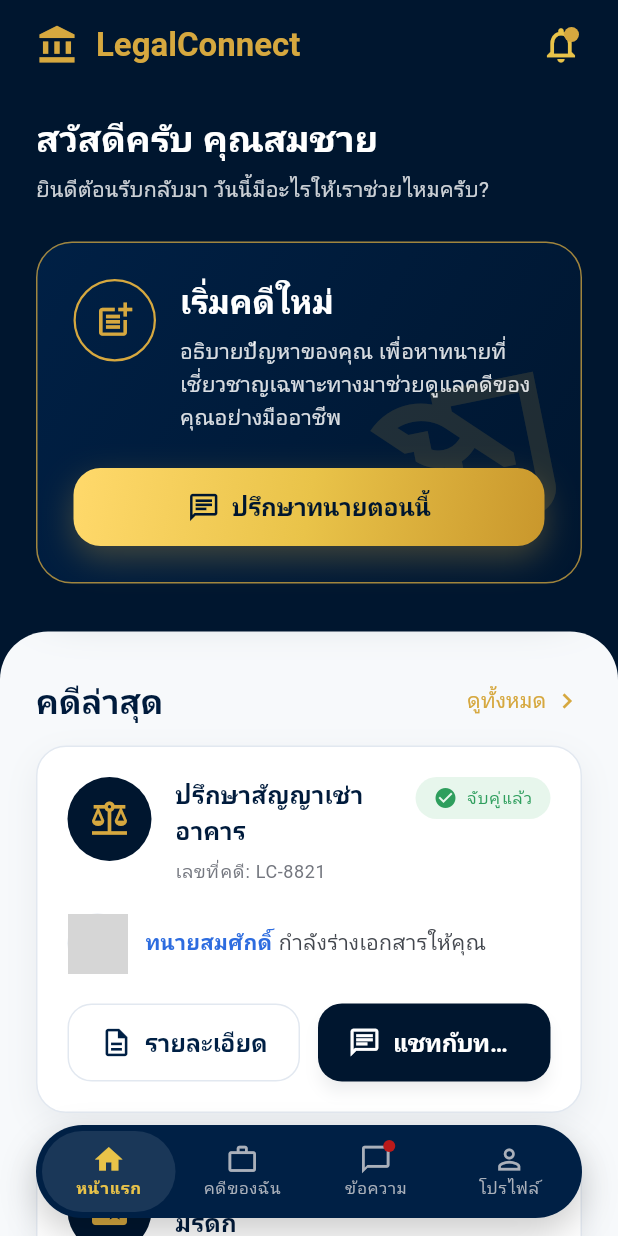
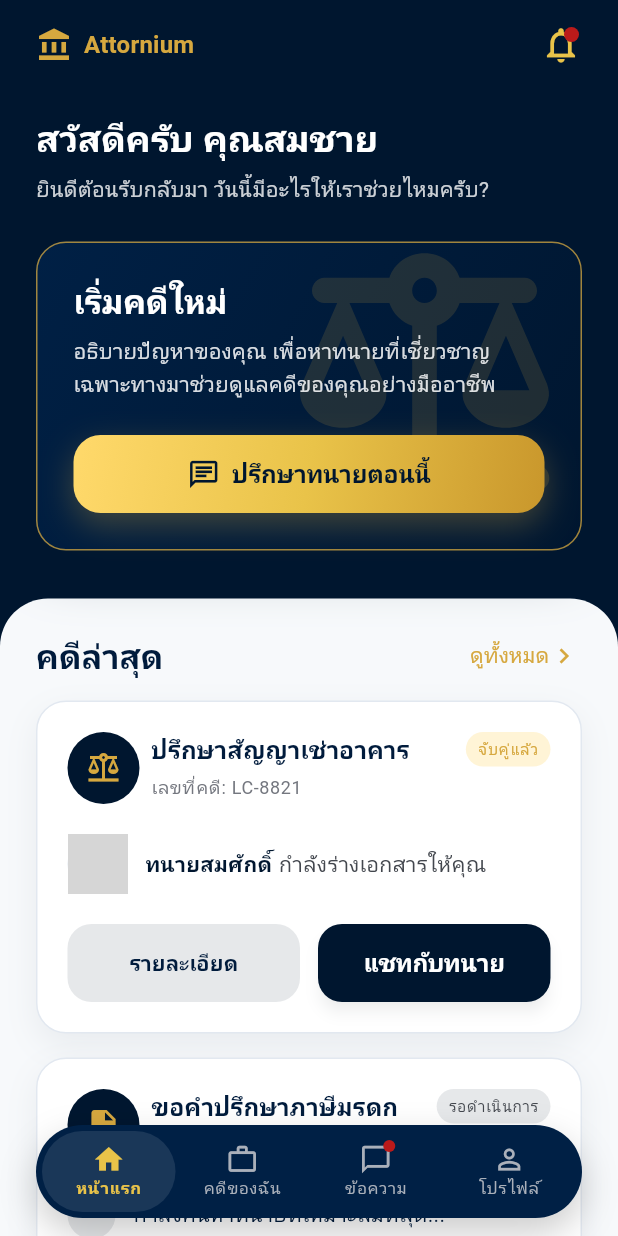
Before and after one commit to far555na/Attornium, a Flutter app: the screen it shows after launch, after a tap on "รายละเอียด", on a phone screen of 412 x 824 dp. Run offline on Flutter 3.47's test engine with Material 3 defaults, Android fonts, the phone set to English and light mode, and no system bars; our stand-ins replace flutter_riverpod, freezed_annotation, go_router, google_fonts, riverpod_annotation; generated files the repository leaves out were written again; network calls fail; grey boxes are pictures that could not be loaded.

Commit message:
feat(home): enhace homepage UI

```diff
--- a/lib/core/theme/app_theme.dart
+++ b/lib/core/theme/app_theme.dart
@@ -163,7 +163,7 @@ class AttorniumTheme {
       end: Alignment.bottomRight,
       colors: [AppColors.navy800, AppColors.navy900],
     ),
-    borderRadius: AppRadius.tripleExtraLarge,
+    borderRadius: AppRadius.doubleExtraLarge,
     border: Border.all(color: AppColors.gold500.withValues(alpha: 0.75)),
     boxShadow: AppShadows.glow,
   );
--- a/lib/features/home/presentation/pages/home_page.dart
+++ b/lib/features/home/presentation/pages/home_page.dart
@@ -39,12 +39,12 @@ class HomePage extends ConsumerWidget {
                             const Icon(
                               Icons.account_balance,
                               color: AppColors.gold500,
-                              size: 28,
+                              size: 24,
                             ),
-                            const SizedBox(width: AppSpacing.md),
+                            const SizedBox(width: AppSpacing.sm),
                             Text(
-                              'LegalConnect',
-                              style: Theme.of(context).textTheme.titleLarge
+                              'Attornium',
+                              style: Theme.of(context).textTheme.titleMedium
                                   ?.copyWith(
                                     color: AppColors.gold500,
                                     fontWeight: FontWeight.bold,
@@ -66,7 +66,7 @@ class HomePage extends ConsumerWidget {
                                 width: 10,
                                 height: 10,
                                 decoration: const BoxDecoration(
-                                  color: AppColors.gold500,
+                                  color: AppColors.error,
                                   shape: BoxShape.circle,
                                 ),
                               ),
@@ -90,7 +90,7 @@ class HomePage extends ConsumerWidget {
                           'สวัสดีครับ คุณสมชาย',
                           style: Theme.of(context).textTheme.headlineSmall
                               ?.copyWith(
-                                color: Colors.white,
+                                color: Theme.of(context).colorScheme.onPrimary,
                                 fontWeight: FontWeight.bold,
                               ),
                         ),
@@ -98,7 +98,11 @@ class HomePage extends ConsumerWidget {
                         Text(
                           'ยินดีต้อนรับกลับมา วันนี้มีอะไรให้เราช่วยไหมครับ?',
                           style: Theme.of(context).textTheme.bodyMedium
-                              ?.copyWith(color: Colors.white.withAlpha(204)),
+                              ?.copyWith(
+                                color: Theme.of(
+                                  context,
+                                ).colorScheme.onPrimary.withAlpha(204),
+                              ),
                         ),
                         const SizedBox(height: AppSpacing.xxl),
                         const NewCaseCard(),
@@ -128,7 +132,7 @@ class HomePage extends ConsumerWidget {
                 child: Padding(
                   padding: const EdgeInsets.fromLTRB(
                     AppSpacing.xxl,
-                    AppSpacing.xxxl,
+                    AppSpacing.xxl,
                     AppSpacing.xxl,
                     AppSpacing.xxl,
                   ),
@@ -145,7 +149,9 @@ class HomePage extends ConsumerWidget {
                           TextButton(
                             onPressed: () {},
                             style: TextButton.styleFrom(
-                              padding: EdgeInsets.zero,
+                              padding: EdgeInsets.symmetric(
+                                horizontal: AppSpacing.xxs,
+                              ),
                               minimumSize: Size.zero,
                               tapTargetSize: MaterialTapTargetSize.shrinkWrap,
                             ),
@@ -156,7 +162,7 @@ class HomePage extends ConsumerWidget {
                                   style: Theme.of(context).textTheme.labelLarge
                                       ?.copyWith(color: AppColors.gold500),
                                 ),
-                                const SizedBox(width: AppSpacing.xs),
+                                // const SizedBox(width: AppSpacing.xs),
                                 const Icon(
                                   Icons.chevron_right,
                                   color: AppColors.gold500,
--- a/lib/features/home/presentation/view_models/home_view_model.dart
+++ b/lib/features/home/presentation/view_models/home_view_model.dart
@@ -26,8 +26,8 @@ class HomeViewModel extends _$HomeViewModel {
             title: 'ปรึกษาสัญญาเช่าอาคาร',
             caseId: 'LC-8821',
             status: 'จับคู่แล้ว',
-            statusColor: AppColors.success,
-            statusBgColor: AppColors.successBg,
+            statusColor: AppColors.gold500,
+            statusBgColor: AppColors.goldSoft,
             lawyerName: 'ทนายสมศักดิ์',
             lawyerAction: 'กำลังร่างเอกสารให้คุณ',
             lawyerImage: 'https://i.pravatar.cc/150?img=11',
@@ -37,12 +37,12 @@ class HomeViewModel extends _$HomeViewModel {
           const CaseEntity(
             title: 'ขอคำปรึกษาภาษีมรดก',
             caseId: 'LC-7944',
-            status: 'กำลังดำเนินการ',
-            statusColor: AppColors.info,
-            statusBgColor: AppColors.infoBg,
-            icon: Icons.folder_special,
+            status: 'รอดำเนินการ',
+            statusColor: AppColors.textSecondary,
+            statusBgColor: AppColors.disabled,
+            icon: Icons.description,
             isSearching: true,
-            searchProgress: 0.45,
+            searchProgress: 0.25, // Just visual
           ),
         ],
       );
--- a/lib/features/home/presentation/widgets/new_case_card.dart
+++ b/lib/features/home/presentation/widgets/new_case_card.dart
@@ -20,13 +20,10 @@ class NewCaseCard extends StatelessWidget {
             bottom: -10,
             child: Opacity(
               opacity: 0.15,
-              child: Transform.rotate(
-                angle: -0.2,
-                child: const Icon(
-                  Icons.history_edu,
-                  size: 140,
-                  color: AppColors.gold500,
-                ),
+              child: const Icon(
+                Icons.balance_rounded,
+                size: 200,
+                color: AppColors.gold500,
               ),
             ),
           ),
@@ -36,19 +33,19 @@ class NewCaseCard extends StatelessWidget {
               Row(
                 crossAxisAlignment: CrossAxisAlignment.start,
                 children: [
-                  Container(
-                    padding: const EdgeInsets.all(AppSpacing.md),
-                    decoration: BoxDecoration(
-                      shape: BoxShape.circle,
-                      border: Border.all(color: AppColors.gold500, width: 1.5),
-                    ),
-                    child: const Icon(
-                      Icons.post_add,
-                      color: AppColors.gold500,
-                      size: 28,
-                    ),
-                  ),
-                  const SizedBox(width: AppSpacing.lg),
+                  // Container(
+                  //   padding: const EdgeInsets.all(AppSpacing.md),
+                  //   decoration: BoxDecoration(
+                  //     shape: BoxShape.circle,
+                  //     border: Border.all(color: AppColors.gold500, width: 1.5),
+                  //   ),
+                  //   child: const Icon(
+                  //     Icons.post_add,
+                  //     color: AppColors.gold500,
+                  //     size: 28,
+                  //   ),
+                  // ),
+                  // const SizedBox(width: AppSpacing.lg),
                   Expanded(
                     child: Column(
                       crossAxisAlignment: CrossAxisAlignment.start,
--- a/lib/features/home/presentation/widgets/recent_case_card.dart
+++ b/lib/features/home/presentation/widgets/recent_case_card.dart
@@ -45,14 +45,14 @@ class RecentCaseCard extends StatelessWidget {
             crossAxisAlignment: CrossAxisAlignment.start,
             children: [
               Container(
-                padding: const EdgeInsets.all(14),
+                padding: const EdgeInsets.all(AppSpacing.md),
                 decoration: const BoxDecoration(
                   color: AppColors.navy900,
                   shape: BoxShape.circle,
                 ),
-                child: Icon(icon, color: AppColors.gold500, size: 28),
+                child: Icon(icon, color: AppColors.gold500, size: 24),
               ),
-              const SizedBox(width: AppSpacing.lg),
+              const SizedBox(width: AppSpacing.sm),
               Expanded(
                 child: Column(
                   crossAxisAlignment: CrossAxisAlignment.start,
@@ -63,7 +63,7 @@ class RecentCaseCard extends StatelessWidget {
                         fontWeight: FontWeight.bold,
                       ),
                     ),
-                    const SizedBox(height: 6),
+                    const SizedBox(height: AppSpacing.xs),
                     Text(
                       'เลขที่คดี: $caseId',
                       style: Theme.of(context).textTheme.bodySmall,
@@ -73,30 +73,20 @@ class RecentCaseCard extends StatelessWidget {
               ),
               Container(
                 padding: const EdgeInsets.symmetric(
-                  horizontal: AppSpacing.md,
-                  vertical: 6,
+                  horizontal: AppSpacing.sm,
+                  vertical: AppSpacing.xs,
                 ),
                 decoration: BoxDecoration(
                   color: statusBgColor,
                   borderRadius: AppRadius.rounded,
                 ),
-                child: Row(
-                  mainAxisSize: MainAxisSize.min,
-                  children: [
-                    if (!isSearching) ...[
-                      Icon(Icons.check_circle, color: statusColor, size: 16),
-                      const SizedBox(width: 6),
-                    ] else ...[
-                      Icon(Icons.schedule, color: statusColor, size: 16),
-                      const SizedBox(width: 6),
-                    ],
-                    Text(
+                child: Text(
                   status,
-                      style: Theme.of(
-                        context,
-                      ).textTheme.labelSmall?.copyWith(color: statusColor),
+                  style: Theme.of(context).textTheme.labelSmall?.copyWith(
+                    color: statusColor,
+                    fontWeight: FontWeight.w500,
+                    fontSize: 10,
                   ),
-                  ],
                 ),
               ),
             ],
@@ -123,9 +113,10 @@ class RecentCaseCard extends StatelessWidget {
                       children: [
                         TextSpan(
                           text: '$lawyerName ',
-                          style: const TextStyle(
-                            color: AppColors.info,
-                            fontWeight: FontWeight.w600,
+                          style: Theme.of(context).textTheme.bodyMedium
+                              ?.copyWith(
+                                color: AppColors.navy900,
+                                fontWeight: FontWeight.w700,
                               ),
                         ),
                         TextSpan(text: lawyerAction ?? ''),
@@ -141,17 +132,27 @@ class RecentCaseCard extends StatelessWidget {
             Row(
               children: [
                 Expanded(
-                  child: AppButton.outlined(
-                    text: 'รายละเอียด',
-                    icon: Icons.description_outlined,
+                  child: ElevatedButton(
                     onPressed: () {},
+                    style: ElevatedButton.styleFrom(
+                      backgroundColor: AppColors.disabled,
+                      foregroundColor: AppColors.textPrimary,
+                      elevation: 0,
+                      shadowColor: Colors.transparent,
+                      padding: const EdgeInsets.symmetric(vertical: 14),
+                      shape: RoundedRectangleBorder(
+                        borderRadius: AppRadius.large,
+                      ),
+                      textStyle: Theme.of(context).textTheme.labelLarge
+                          ?.copyWith(fontWeight: FontWeight.w700),
+                    ),
+                    child: const Text('รายละเอียด'),
                   ),
                 ),
                 const SizedBox(width: AppSpacing.md),
                 Expanded(
                   child: AppButton.primary(
                     text: 'แชทกับทนาย',
-                    icon: Icons.chat_outlined,
                     onPressed: () {},
                   ),
                 ),
@@ -164,12 +165,12 @@ class RecentCaseCard extends StatelessWidget {
               children: [
                 Container(
                   padding: const EdgeInsets.all(AppSpacing.sm),
-                  decoration: BoxDecoration(
+                  decoration: const BoxDecoration(
+                    color: AppColors.disabled,
                     shape: BoxShape.circle,
-                    border: Border.all(color: AppColors.border),
                   ),
                   child: const Icon(
-                    Icons.search,
+                    Icons.more_horiz,
                     color: AppColors.textPrimary,
                     size: 16,
                   ),
@@ -179,17 +180,14 @@ class RecentCaseCard extends StatelessWidget {
                   child: Text(
                     'กำลังค้นหาทนายที่เหมาะสมที่สุด...',
                     style: Theme.of(context).textTheme.bodyMedium?.copyWith(
-                      color: AppColors.textSecondary,
+                      color: AppColors.textPrimary,
                     ),
                   ),
                 ),
               ],
             ),
             const SizedBox(height: AppSpacing.xl),
-            Row(
-              children: [
-                Expanded(
-                  child: ClipRRect(
+            ClipRRect(
               borderRadius: AppRadius.extraSmall,
               child: LinearProgressIndicator(
                 value: searchProgress,
@@ -200,16 +198,6 @@ class RecentCaseCard extends StatelessWidget {
                 minHeight: 8,
               ),
             ),
-                ),
-                const SizedBox(width: AppSpacing.lg),
-                Text(
-                  '${((searchProgress ?? 0) * 100).toInt()}%',
-                  style: Theme.of(
-                    context,
-                  ).textTheme.labelMedium?.copyWith(color: AppColors.gold500),
-                ),
-              ],
-            ),
           ],
         ],
       ),
```
Lines whose indentation alone changed are shown as unchanged.
